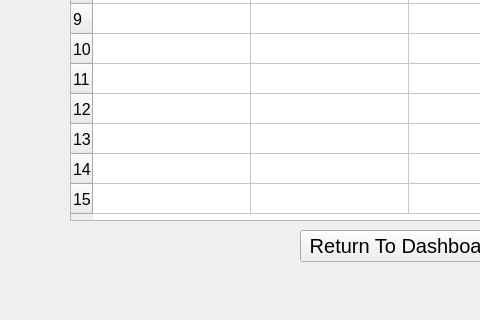
The window that ui files/viewClassesStudentPage.ui (BXRSRUDIOS/a-level-coursework-project) describes before a commit, drawn with Qt 5; both pictures show x 0 to 480 and y 480 to 800 of the 800 by 800 pixel window.
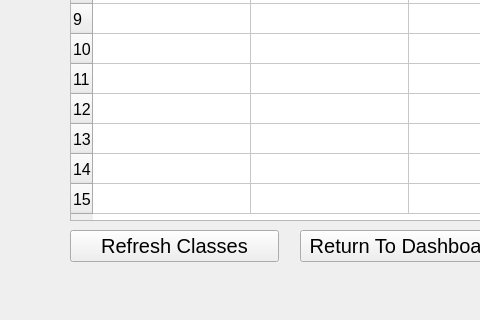
The same window after the commit. Icons and pictures are not drawn.

Diff of the .ui file:
```diff
--- a/ui files/viewClassesStudentPage.ui
+++ b/ui files/viewClassesStudentPage.ui
@@ -330,6 +330,24 @@
      </property>
     </column>
    </widget>
+   <widget class="QPushButton" name="returnToDashboard_2">
+    <property name="geometry">
+     <rect>
+      <x>70</x>
+      <y>710</y>
+      <width>209</width>
+      <height>32</height>
+     </rect>
+    </property>
+    <property name="font">
+     <font>
+      <pointsize>15</pointsize>
+     </font>
+    </property>
+    <property name="text">
+     <string>Refresh Classes</string>
+    </property>
+   </widget>
   </widget>
   <widget class="QMenuBar" name="menubar">
    <property name="geometry">
```
